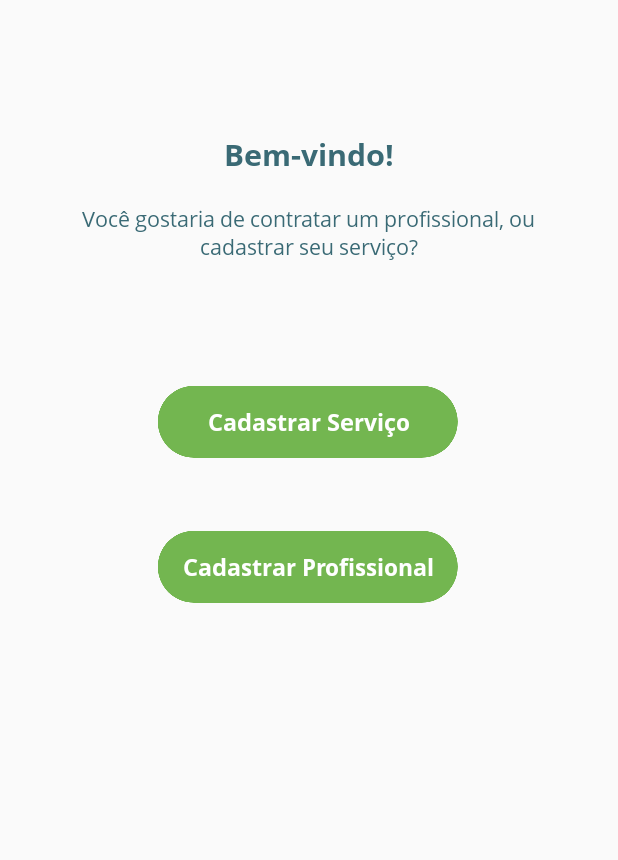
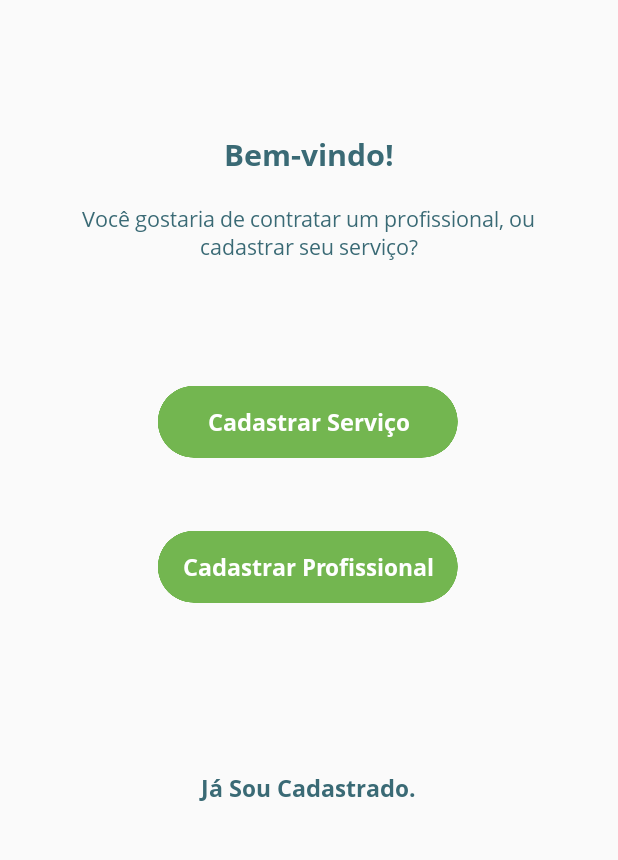
Before and after one commit to lucasdiniz10/AppServicosAutonomos, an Android app: the screen it shows after launch (Escolha), on a phone screen of 412 x 824 dp, the part 288-1148 px from its top. Run offline under Robolectric (Android 15) with nearby library versions, the phone set to English and light mode, and no system bars.

```diff
--- a/app/src/main/java/com/example/servicosautonomos/MainActivity.java
+++ b/app/src/main/java/com/example/servicosautonomos/MainActivity.java
@@ -7,31 +7,26 @@ import android.os.Bundle;
 import android.os.Handler;
 import android.content.Intent;
 
-public class MainActivity extends Activity {
+public class MainActivity extends AppCompatActivity {
 
 
-    private static int SPLASH_TIME_OUT = 3000;
     @Override
     protected void onCreate(Bundle savedInstanceState) {
         super.onCreate(savedInstanceState);
-        setContentView(R.layout.activity_escolher_categoria);new Handler().postDelayed(new Runnable() {
-            /*
-             * Exibindo splash com um timer.
-             */
+        setContentView(R.layout.activity_main);
+
+        Handler handle = new Handler();
+        handle.postDelayed(new Runnable() {
             @Override
             public void run() {
-                // Esse método será executado sempre que o timer acabar
-                // E inicia a activity principal
-                Intent i = new Intent(MainActivity.this,
-                        Escolha.class);
-                startActivity(i);
-
-                // Fecha esta activity
-                finish();
+                mostrarLogin();
             }
-        }, SPLASH_TIME_OUT);
+        }, 2000);
     }
 
-
-
+    private void mostrarLogin() {
+        Intent intent = new Intent(MainActivity.this, Escolha.class);
+        startActivity(intent);
+        finish();
+    }
 }
--- a/app/src/main/res/layout/activity_escolha.xml
+++ b/app/src/main/res/layout/activity_escolha.xml
@@ -91,10 +91,11 @@
     <Button
         android:id="@+id/buttonJaCadastrado"
         style="@style/Widget.AppCompat.Button.Borderless"
-        android:layout_width="wrap_content"
-        android:layout_height="wrap_content"
+        android:layout_width="211dp"
+        android:layout_height="54dp"
         android:fontFamily="@font/bold"
-        android:textAppearance="@style/TextAppearance.AppCompat.Medium"
+        android:text="Já Sou Cadastrado."
+        android:textAppearance="@style/TextAppearance.AppCompat.Display1"
         android:textColor="#3A6A75"
         android:textSize="15sp"
         app:layout_constraintBottom_toBottomOf="parent"
@@ -102,6 +103,6 @@
         app:layout_constraintHorizontal_bias="0.498"
         app:layout_constraintStart_toStartOf="parent"
         app:layout_constraintTop_toTopOf="parent"
-        app:layout_constraintVertical_bias="0.897"
-        tools:text="Já Sou Cadastrado." />
+        app:layout_constraintVertical_bias="0.897" />
+
 </androidx.constraintlayout.widget.ConstraintLayout>
```
